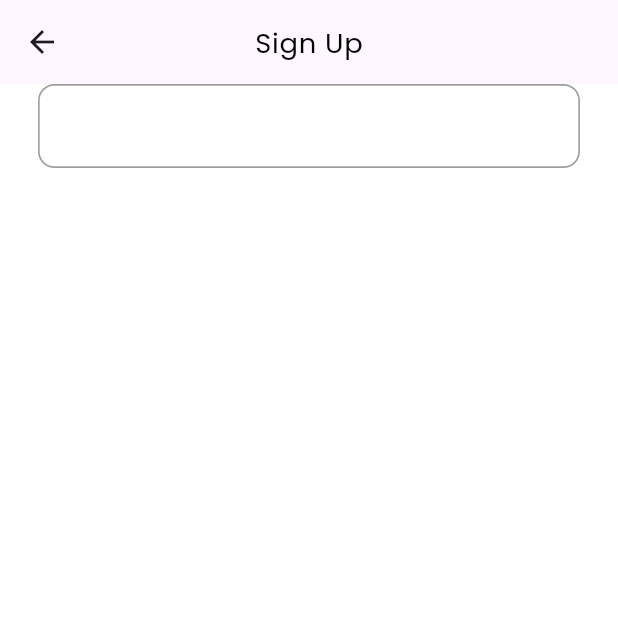
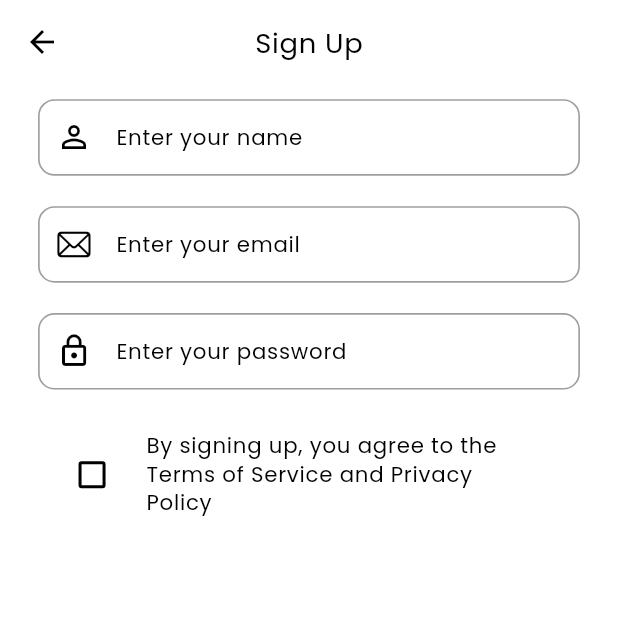
Before and after one commit to sabin6969/Budget_Buddy_With_Bloc, a Flutter app: the SignupPage screen opened by its route, on a phone screen of 412 x 824 dp, the top half of it. Run offline on Flutter 3.47's test engine with Material 3 defaults, Android fonts, the phone set to English and light mode, and no system bars; our stand-ins replace flutter_screenutil, shared_preferences, smooth_page_indicator; accounts and stored records are empty.

```diff
--- a/lib/constants/routes.dart
+++ b/lib/constants/routes.dart
@@ -6,7 +6,7 @@ class Routes {
   static Route generateRoutes(RouteSettings settings) {
     switch (settings.name) {
       case AppRoutes.signUpPageRoute:
-        return MaterialPageRoute(builder: (context) => const SignupPage());
+        return MaterialPageRoute(builder: (context) => SignupPage());
       default:
         return MaterialPageRoute(builder: (context) => const Scaffold());
     }
--- a/lib/pages/auth/signup/signup_page.dart
+++ b/lib/pages/auth/signup/signup_page.dart
@@ -1,11 +1,20 @@
+import 'package:flutter/cupertino.dart';
 import 'package:flutter/material.dart';
 import 'package:flutter_screenutil/flutter_screenutil.dart';
 
 class SignupPage extends StatelessWidget {
-  const SignupPage({super.key});
+  SignupPage({super.key});
+  final TextEditingController _emailController = TextEditingController();
+  final TextEditingController _nameController = TextEditingController();
+  final TextEditingController _passwordController = TextEditingController();
+  final FocusNode _emailFocusNode = FocusNode();
+  final FocusNode _passwordFocusNode = FocusNode();
+  final FocusNode _nameFocusNode = FocusNode();
+  ValueNotifier<bool> _isChecked = ValueNotifier(false);
 
   @override
   Widget build(BuildContext context) {
+    final isDark = MediaQuery.of(context).platformBrightness == Brightness.dark;
     return Scaffold(
       appBar: AppBar(
         centerTitle: true,
@@ -18,13 +27,95 @@ class SignupPage extends StatelessWidget {
         ),
       ),
       body: Padding(
-        padding: EdgeInsets.symmetric(
-          horizontal: 25.h,
-        ),
+        padding: EdgeInsets.symmetric(horizontal: 25.h, vertical: 10.h),
         child: SingleChildScrollView(
           child: Column(
             children: [
-              TextFormField(),
+              TextFormField(
+                keyboardType: TextInputType.name,
+                style: Theme.of(context).textTheme.labelMedium!.copyWith(
+                      fontWeight: FontWeight.normal,
+                    ),
+                controller: _nameController,
+                focusNode: _nameFocusNode,
+                onFieldSubmitted: (value) {
+                  FocusScope.of(context).requestFocus(_emailFocusNode);
+                },
+                decoration: InputDecoration(
+                  labelText: "Enter your name",
+                  prefixIcon: Icon(
+                    Icons.person_outline,
+                    color: isDark ? Colors.white : Colors.black,
+                  ),
+                ),
+              ),
+              SizedBox(
+                height: 20.h,
+              ),
+              TextFormField(
+                keyboardType: TextInputType.emailAddress,
+                style: Theme.of(context).textTheme.labelMedium!.copyWith(
+                      fontWeight: FontWeight.normal,
+                    ),
+                onFieldSubmitted: (value) {
+                  FocusScope.of(context).requestFocus(_passwordFocusNode);
+                },
+                focusNode: _emailFocusNode,
+                controller: _emailController,
+                decoration: InputDecoration(
+                  labelText: "Enter your email",
+                  prefixIcon: Icon(
+                    CupertinoIcons.mail,
+                    color: isDark ? Colors.white : Colors.black,
+                    size: 22.w,
+                  ),
+                ),
+              ),
+              SizedBox(
+                height: 20.h,
+              ),
+              TextFormField(
+                obscureText: true,
+                keyboardType: TextInputType.visiblePassword,
+                style: Theme.of(context).textTheme.labelMedium!.copyWith(
+                      fontWeight: FontWeight.normal,
+                    ),
+                focusNode: _passwordFocusNode,
+                controller: _passwordController,
+                decoration: InputDecoration(
+                  labelText: "Enter your password",
+                  prefixIcon: Icon(
+                    Icons.lock_outline,
+                    color: isDark ? Colors.white : Colors.black,
+                    size: 22.w,
+                  ),
+                ),
+              ),
+              SizedBox(
+                height: 20.h,
+              ),
+              Transform.scale(
+                scale: 1,
+                child: ValueListenableBuilder(
+                  valueListenable: _isChecked,
+                  builder: (context, value, child) {
+                    return CheckboxListTile(
+                      controlAffinity: ListTileControlAffinity.leading,
+                      value: value,
+                      onChanged: (newValue) {
+                        _isChecked.value = newValue!;
+                      },
+                      title: Text(
+                        "By signing up, you agree to the Terms of Service and Privacy Policy",
+                        style: Theme.of(context)
+                            .textTheme
+                            .labelMedium!
+                            .copyWith(fontWeight: FontWeight.normal),
+                      ),
+                    );
+                  },
+                ),
+              )
             ],
           ),
         ),
--- a/lib/themes/app_theme.dart
+++ b/lib/themes/app_theme.dart
@@ -3,8 +3,14 @@ import 'package:flutter_screenutil/flutter_screenutil.dart';
 
 class AppTheme {
   static ThemeData lighModeTheme = ThemeData(
-    scaffoldBackgroundColor: Colors.white,
+    iconTheme: const IconThemeData(color: Colors.black),
+    // scaffoldBackgroundColor: Colors.white,
+    colorScheme: const ColorScheme.light(),
     inputDecorationTheme: InputDecorationTheme(
+      labelStyle: TextStyle(
+        fontSize: 14.sp,
+        color: Colors.black,
+      ),
       border: OutlineInputBorder(
         borderRadius: BorderRadius.circular(10.w),
       ),
@@ -48,8 +54,16 @@ class AppTheme {
     ),
   );
   static ThemeData darkModeTheme = ThemeData(
-    scaffoldBackgroundColor: Colors.black,
+    colorScheme: const ColorScheme.dark(),
+    iconTheme: const IconThemeData(
+      color: Colors.white,
+    ),
+    // scaffoldBackgroundColor: Colors.black,
     inputDecorationTheme: InputDecorationTheme(
+      labelStyle: TextStyle(
+        fontSize: 14.sp,
+        color: Colors.white,
+      ),
       border: OutlineInputBorder(
         borderRadius: BorderRadius.circular(10.w),
       ),
```
Also changed, not shown: 1 other file.
